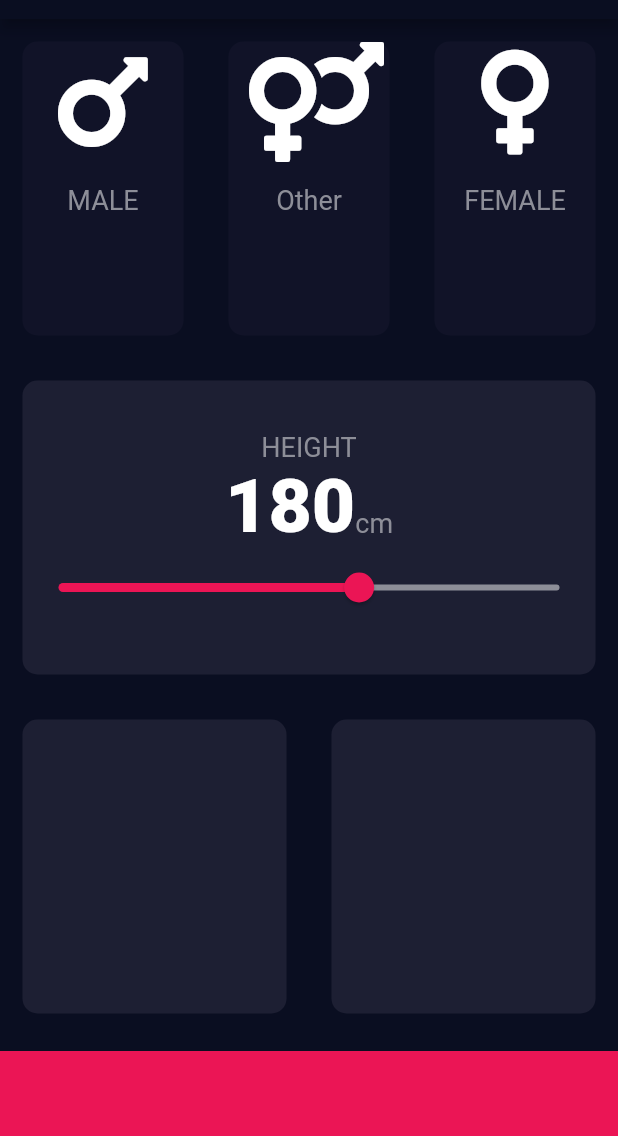
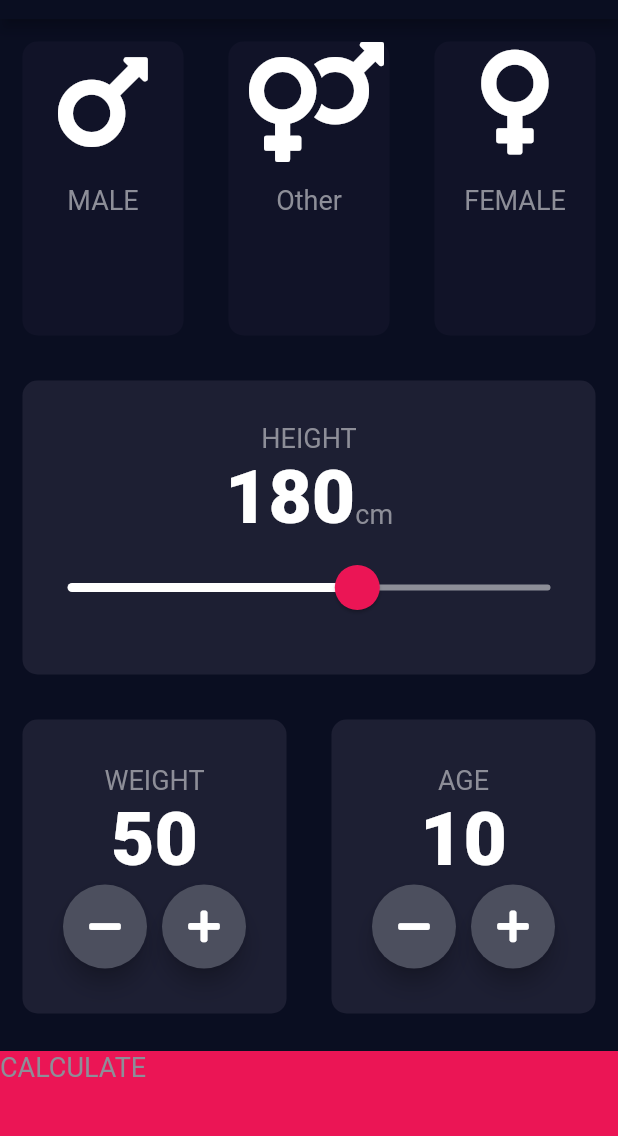
Before and after one commit to anup810/bmi_calculator, a Flutter app: the screen it shows after launch, on a phone screen of 412 x 824 dp, the part 65-1201 px from its top. Run offline on Flutter 3.47's test engine with Material 2 defaults, Android fonts, the phone set to English and light mode, and no system bars; our stand-ins replace font_awesome_flutter.

Commit message:
Added Height and Weight Widget

```diff
--- a/lib/input_page.dart
+++ b/lib/input_page.dart
@@ -1,3 +1,6 @@
+import 'dart:math';
+import 'result_page.dart';
+
 import 'package:flutter/cupertino.dart';
 import 'package:flutter/material.dart';
 import 'package:font_awesome_flutter/font_awesome_flutter.dart';
@@ -19,6 +22,8 @@ class InputPage extends StatefulWidget {
 class _InputPageState extends State<InputPage> {
   Gender selectedGender;
   int height = 180;
+  int weight = 50;
+  int age = 10;
   // Color maleCardColor = inActiveCardColor;
   // Color femaleCardColor = inActiveCardColor;
   // Color otherCardColor = inActiveCardColor;
@@ -142,17 +147,27 @@ class _InputPageState extends State<InputPage> {
                       Text('cm', style: kLabelTextStyle),
                     ],
                   ),
-                  Slider(
+                  SliderTheme(
+                    data: SliderTheme.of(context).copyWith(
+                      activeTrackColor: Colors.white,
+                      inactiveTrackColor: Color(0xFF8D8E98),
+                      thumbColor: Color(0xFFEB1555),
+                      overlayColor: Color(0x20EB1555),
+                      thumbShape:
+                          RoundSliderThumbShape(enabledThumbRadius: 15.0),
+                      overlayShape:
+                          RoundSliderOverlayShape(overlayRadius: 30.0),
+                    ),
+                    child: Slider(
                       value: height.toDouble(),
                       min: 120.0,
                       max: 220.0,
-                    activeColor: Color(0xFFEB1555),
-                    inactiveColor: Color(0xFF8D8E98),
                       onChanged: (double newValue) {
                         setState(() {
                           height = newValue.round();
                         });
                       },
+                    ),
                   ),
                 ],
               ),
@@ -164,24 +179,125 @@ class _InputPageState extends State<InputPage> {
                 Expanded(
                   child: ReusableCard(
                     colour: kActiveCardColor,
+                    cardChild: Column(
+                      mainAxisAlignment: MainAxisAlignment.center,
+                      children: [
+                        Text(
+                          'WEIGHT',
+                          style: kLabelTextStyle,
+                        ),
+                        Text(
+                          weight.toString(),
+                          style: kNumberTextStyle,
+                        ),
+                        Row(
+                          mainAxisAlignment: MainAxisAlignment.center,
+                          children: [
+                            RoundIconButton(
+                              icon: FontAwesomeIcons.minus,
+                              onPressed: () {
+                                setState(() {
+                                  weight--;
+                                });
+                              },
+                            ),
+                            SizedBox(
+                              width: 10,
+                            ),
+                            RoundIconButton(
+                                icon: FontAwesomeIcons.plus,
+                                onPressed: () {
+                                  setState(() {
+                                    weight++;
+                                  });
+                                }),
+                          ],
+                        ),
+                      ],
+                    ),
                   ),
                 ),
                 Expanded(
                   child: ReusableCard(
                     colour: kActiveCardColor,
+                    cardChild: Column(
+                      mainAxisAlignment: MainAxisAlignment.center,
+                      children: [
+                        Text(
+                          'AGE',
+                          style: kLabelTextStyle,
+                        ),
+                        Text(
+                          age.toString(),
+                          style: kNumberTextStyle,
+                        ),
+                        Row(
+                          mainAxisAlignment: MainAxisAlignment.center,
+                          children: [
+                            RoundIconButton(
+                              icon: FontAwesomeIcons.minus,
+                              onPressed: () {
+                                setState(() {
+                                  age--;
+                                });
+                              },
+                            ),
+                            SizedBox(width: 10),
+                            RoundIconButton(
+                              icon: FontAwesomeIcons.plus,
+                              onPressed: () {
+                                setState(() {
+                                  age++;
+                                });
+                              },
+                            ),
+                          ],
+                        ),
+                      ],
+                    ),
                   ),
                 ),
               ],
             ),
           ),
-          Container(
+          GestureDetector(
+            onTap: () {
+              Navigator.push(context,
+                  MaterialPageRoute(builder: (context) => ResultPage()));
+            },
+            child: Container(
+              child: Text(
+                'CALCULATE',
+                style: kLabelTextStyle,
+              ),
               margin: EdgeInsets.only(top: 10),
               width: double.infinity,
               color: kBottomContainerColor,
               height: kBottomContainerHeight,
+            ),
           ),
         ],
       ),
     );
   }
 }
+
+class RoundIconButton extends StatelessWidget {
+  RoundIconButton({@required this.icon, @required this.onPressed});
+  final IconData icon;
+  final Function onPressed;
+  @override
+  Widget build(BuildContext context) {
+    return RawMaterialButton(
+      child: Icon(icon),
+      onPressed: onPressed,
+      constraints: BoxConstraints.tightFor(
+        width: 56.0,
+        height: 56.0,
+      ),
+      elevation: 6.0,
+      fillColor: Color(0xFF4C4F5E),
+      shape: CircleBorder(),
+    );
+  }
+}
--- /dev/null
+++ b/lib/result_page.dart
@@ -0,0 +1,13 @@
+import 'package:flutter/material.dart';
+
+class ResultPage extends StatelessWidget {
+  @override
+  Widget build(BuildContext context) {
+    return Scaffold(
+      appBar: AppBar(
+        title: Text('BMI Calculator'),
+      ),
+      body: Text('hello'),
+    );
+  }
+}
```
Lines whose indentation alone changed are shown as unchanged.
